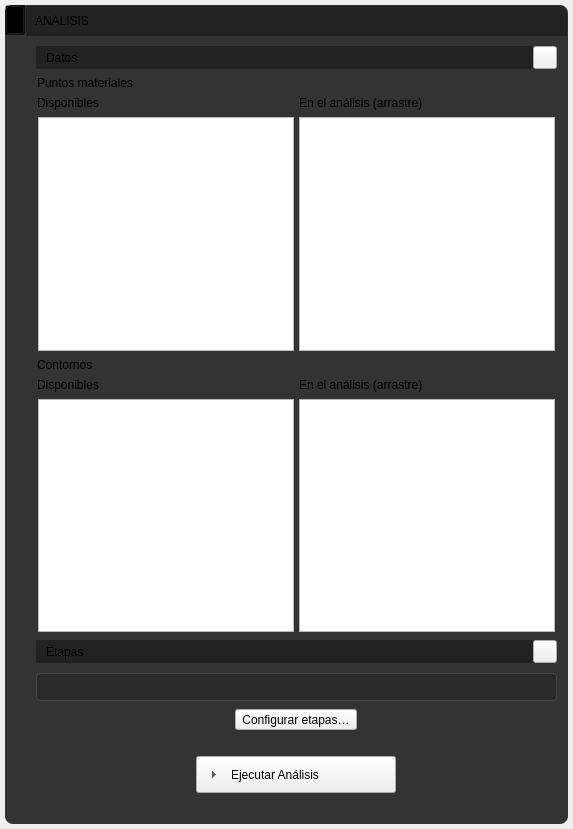
Qt form app/ui/widget_draw_menu_execute.ui (edwinar13/MPM-UN) before a commit.
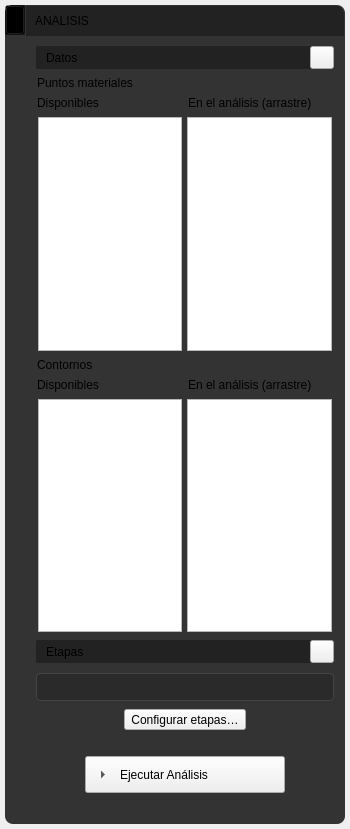
The same form after that commit. Icons and pictures are not drawn.

Commit message:
fix(ventana): paneles laterales con scroll; la ventana cabe en pantallas con escala
El contenido de los 9 paneles va en un QScrollArea: el alto mínimo de la ventana
baja de 844 a 633 px y al maximizar ya no queda debajo de la barra de Windows.

The edit to the form file:
```diff
--- a/app/ui/widget_draw_menu_execute.ui
+++ b/app/ui/widget_draw_menu_execute.ui
@@ -24,7 +24,7 @@
   </property>
   <property name="maximumSize">
    <size>
-    <width>350</width>
+    <width>364</width>
     <height>16777215</height>
    </size>
   </property>
@@ -686,6 +686,13 @@
 rojos #910D3F #C70039 #F94646
 naranjas #D34E24 #F28123 #F7F052
 */
+
+
+/* Contenido del panel con scroll cuando no cabe en la altura de la ventana */
+QScrollArea#scrollArea_info,
+QWidget#scrollAreaWidgetContents_info{
+background-color: transparent;
+}
 </string>
   </property>
   <layout class="QHBoxLayout" name="horizontalLayout_6">
@@ -959,6 +966,40 @@
           </widget>
          </item>
          <item>
+          <widget class="QScrollArea" name="scrollArea_info">
+           <property name="frameShape">
+            <enum>QFrame::Shape::NoFrame</enum>
+           </property>
+           <property name="horizontalScrollBarPolicy">
+            <enum>Qt::ScrollBarPolicy::ScrollBarAlwaysOff</enum>
+           </property>
+           <property name="sizeAdjustPolicy">
+            <enum>QAbstractScrollArea::SizeAdjustPolicy::AdjustToContents</enum>
+           </property>
+           <property name="widgetResizable">
+            <bool>true</bool>
+           </property>
+           <widget class="QWidget" name="scrollAreaWidgetContents_info">
+            <property name="minimumSize">
+             <size>
+              <width>1</width>
+              <height>0</height>
+             </size>
+            </property>
+            <layout class="QVBoxLayout" name="verticalLayout_scrollInfo">
+             <property name="leftMargin">
+              <number>0</number>
+             </property>
+             <property name="topMargin">
+              <number>0</number>
+             </property>
+             <property name="rightMargin">
+              <number>0</number>
+             </property>
+             <property name="bottomMargin">
+              <number>0</number>
+             </property>
+               <item>
           <widget class="QFrame" name="frame_info">
            <property name="frameShape">
             <enum>QFrame::Shape::StyledPanel</enum>
@@ -1507,6 +1548,10 @@
              </layout>
             </item>
            </layout>
+                </widget>
+               </item>
+            </layout>
+           </widget>
           </widget>
          </item>
         </layout>
```
Lines whose indentation alone changed are shown as unchanged. The commit also changes 18 other files.
